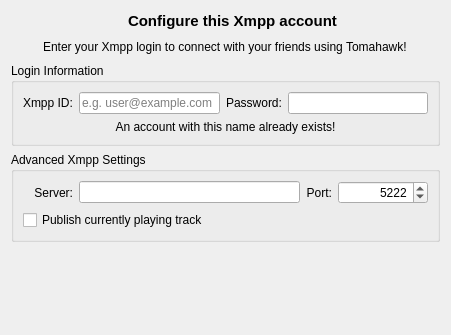
First picture: the form in src/accounts/xmpp/xmppconfigwidget.ui, repository tomahawk-player/tomahawk, before the edit.
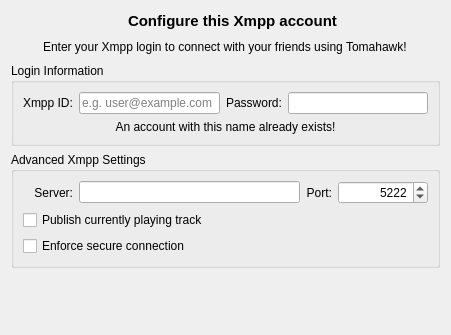
Second picture: the form after the edit. Icons and pictures are not drawn.

Commit message: xmpp: Add checkbox for enforcing secure connections

```diff
--- a/src/accounts/xmpp/xmppconfigwidget.ui
+++ b/src/accounts/xmpp/xmppconfigwidget.ui
@@ -303,6 +303,13 @@
         </property>
        </widget>
       </item>
+      <item>
+       <widget class="QCheckBox" name="xmppEnforceSecureCheckbox">
+        <property name="text">
+         <string>Enforce secure connection</string>
+        </property>
+       </widget>
+      </item>
      </layout>
     </widget>
    </item>
```
The commit also changes 2 other files.
